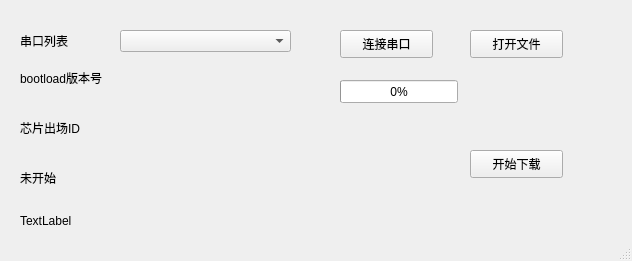
Above: serUpdate/serUpdate.ui from LIGHT1213/serUpdate before the change. Below: the same form after it.
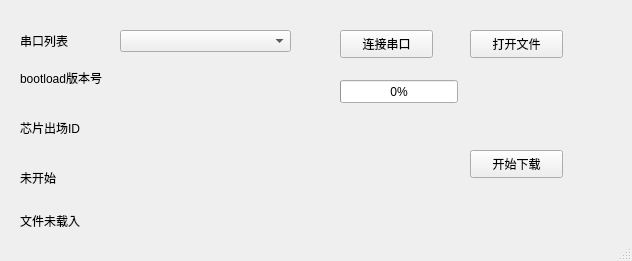
That is the form after the change.

What changed in the file:
```diff
--- a/serUpdate/serUpdate.ui
+++ b/serUpdate/serUpdate.ui
@@ -68,7 +68,7 @@
      <rect>
       <x>20</x>
       <y>70</y>
-      <width>171</width>
+      <width>271</width>
       <height>16</height>
      </rect>
     </property>
@@ -81,7 +81,7 @@
      <rect>
       <x>20</x>
       <y>120</y>
-      <width>111</width>
+      <width>281</width>
       <height>16</height>
      </rect>
     </property>
@@ -94,8 +94,8 @@
      <rect>
       <x>20</x>
       <y>170</y>
-      <width>72</width>
-      <height>15</height>
+      <width>271</width>
+      <height>16</height>
      </rect>
     </property>
     <property name="text">
@@ -138,7 +138,7 @@
      </rect>
     </property>
     <property name="text">
-     <string>TextLabel</string>
+     <string>文件未载入</string>
     </property>
    </widget>
   </widget>
```
